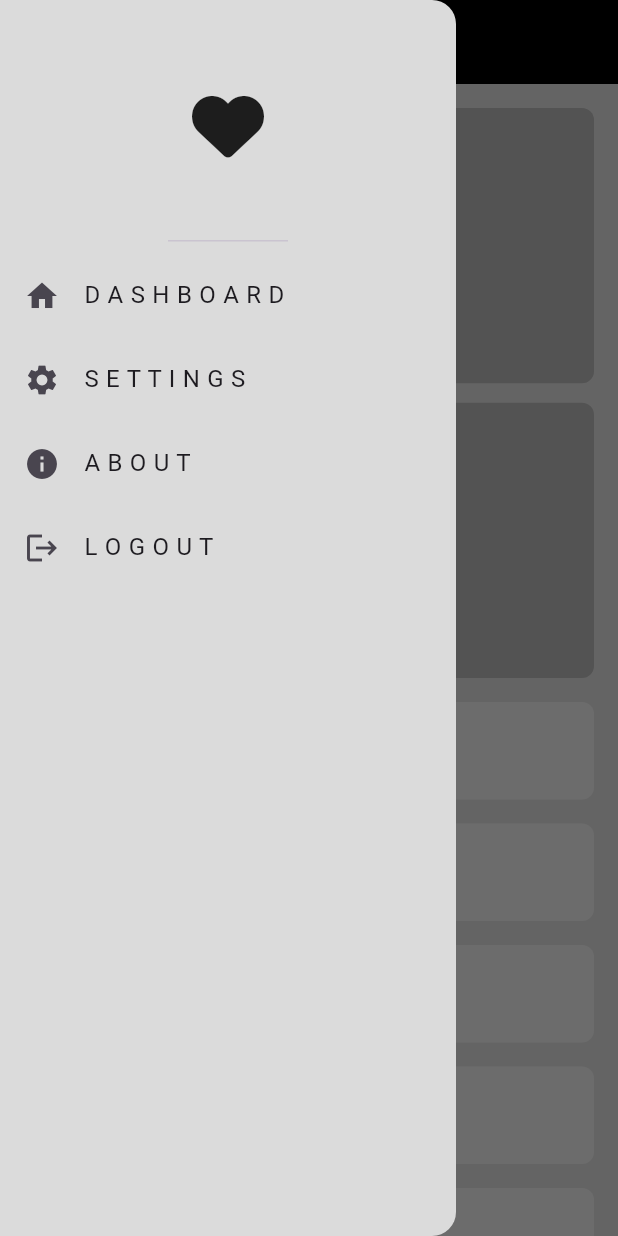
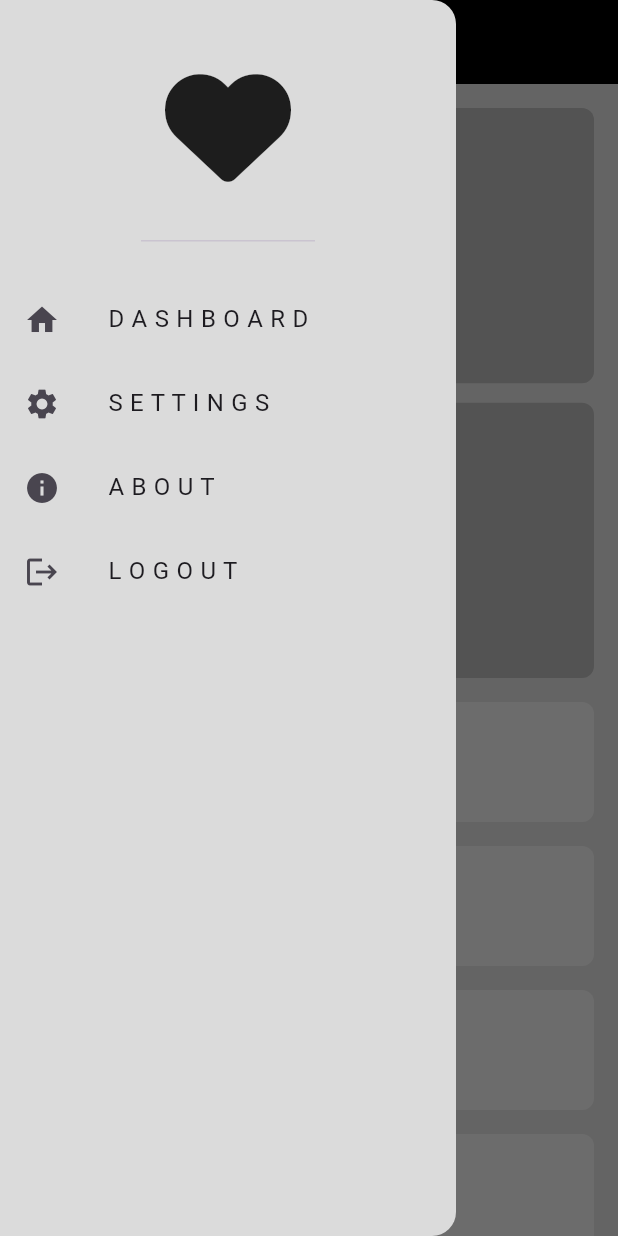
Before and after one commit to AbdulwahabJ/Responsive-Mobile-App, a Flutter app: the screen it shows after launch, after a tap on the "menu" icon, on a phone screen of 412 x 824 dp. Run offline on Flutter 3.47's test engine with Material 3 defaults, Android fonts, the phone set to English and light mode, and no system bars; our stand-ins replace font_awesome_flutter.

Commit message:
finishing mobile ,tablet,desktop Screens& refactor code

```diff
--- a/lib/view/home_view.dart
+++ b/lib/view/home_view.dart
@@ -14,13 +14,13 @@ class _HomeViewState extends State<HomeView> {
   GlobalKey<ScaffoldState> scaffoldkey = GlobalKey();
   //
   @override
-
   Widget build(BuildContext context) {
     return Scaffold(
       key: scaffoldkey,
       drawer: const CustomDrawer(),
       backgroundColor: const Color(0xffDBDBDB),
-      appBar: AppBar(
+      appBar: MediaQuery.sizeOf(context).width - 32 < 900
+          ? AppBar(
               backgroundColor: Colors.black,
               leading: GestureDetector(
                 onTap: () {
@@ -31,7 +31,8 @@ class _HomeViewState extends State<HomeView> {
                   color: Colors.white,
                 ),
               ),
-      ),
+            )
+          : null,
       body: const HomeViewBody(),
     );
   }
--- /dev/null
+++ b/lib/view/widgets/adaptive_layout.dart
@@ -0,0 +1,25 @@
+import 'package:flutter/material.dart';
+
+class AdaptiveLayout extends StatelessWidget {
+  const AdaptiveLayout(
+      {super.key,
+      required this.mobileLayout,
+      required this.tabletLayout,
+      required this.desktopLayout});
+
+  final Widget mobileLayout, tabletLayout, desktopLayout;
+  @override
+  Widget build(BuildContext context) {
+    return LayoutBuilder(
+      builder: (context, constraints) {
+        if (constraints.maxWidth < 600) {
+          return mobileLayout;
+        } else if (constraints.maxWidth < 900) {
+          return tabletLayout;
+        } else {
+          return desktopLayout;
+        }
+      },
+    );
+  }
+}
--- a/lib/view/widgets/custom_drawer.dart
+++ b/lib/view/widgets/custom_drawer.dart
@@ -29,14 +29,16 @@ class CustomDrawer extends StatelessWidget {
   Widget build(BuildContext context) {
     return Drawer(
       backgroundColor: const Color(0xffDBDBDB),
+      elevation: 0,
       child: Column(
         children: [
           const DrawerHeader(
             child: Icon(
               FontAwesomeIcons.solidHeart,
-              size: 48,
+              size: 84,
             ),
           ),
+          const SizedBox(height: 16),
           CustomItemDrawerListView(items: items)
         ],
       ),
--- a/lib/view/widgets/custom_drawer_item.dart
+++ b/lib/view/widgets/custom_drawer_item.dart
@@ -12,7 +12,14 @@ class CustomDrawerItem extends StatelessWidget {
       leading: Icon(
         drawerItemModel.icon,
       ),
-      title: Text(drawerItemModel.title),
+      title: Padding(
+        padding: const EdgeInsets.only(left: 16.0),
+        child: FittedBox(
+          alignment: Alignment.centerLeft,
+          fit: BoxFit.scaleDown,
+          child: Text(drawerItemModel.title),
+        ),
+      ),
     );
   }
 }
--- a/lib/view/widgets/custom_item.dart
+++ b/lib/view/widgets/custom_item.dart
@@ -3,13 +3,14 @@ import 'package:flutter/material.dart';
 class CustomItem extends StatelessWidget {
   const CustomItem({
     super.key,
+    this.color,
   });
-
+  final Color? color;
   @override
   Widget build(BuildContext context) {
     return Container(
       decoration: BoxDecoration(
-        color: const Color(0xffB4B4B4),
+        color: color ?? const Color(0xffB4B4B4),
         borderRadius: BorderRadius.circular(8),
       ),
     );
--- a/lib/view/widgets/custom_item2.dart
+++ b/lib/view/widgets/custom_item2.dart
@@ -6,7 +6,7 @@ class CustomItem2 extends StatelessWidget {
   @override
   Widget build(BuildContext context) {
     return Container(
-      height: 65,
+      height: 80,
       decoration: BoxDecoration(
         color: const Color(0xffECECEC),
         borderRadius: BorderRadius.circular(8),
--- a/lib/view/widgets/custom_list.dart
+++ b/lib/view/widgets/custom_list.dart
@@ -8,7 +8,7 @@ class CustomList extends StatelessWidget {
   Widget build(BuildContext context) {
     return SliverToBoxAdapter(
       child: SizedBox(
-        height: 100,
+        height: 150,
         child: ListView.builder(
           itemCount: 15,
           shrinkWrap: true,
--- a/lib/view/widgets/custom_list_view.dart
+++ b/lib/view/widgets/custom_list_view.dart
@@ -8,12 +8,12 @@ class CustomSliverListView extends StatelessWidget {
   Widget build(BuildContext context) {
     return SliverList.builder(
       itemBuilder: (context, index) {
-        return  const Padding(
+        return const Padding(
           padding: EdgeInsets.only(top: 16),
           child: CustomItem2(),
         );
       },
-      itemCount: 5,
+      itemCount: 20,
     );
   }
 }
--- a/lib/view/widgets/home_view_body.dart
+++ b/lib/view/widgets/home_view_body.dart
@@ -1,8 +1,8 @@
 import 'package:flutter/cupertino.dart';
 import 'package:flutter/material.dart';
 import 'package:flutter/widgets.dart';
-import 'package:responsive_app/view/widgets/custom_list_view.dart';
-import 'package:responsive_app/view/widgets/custom_sliver_gride.dart';
+import 'package:responsive_app/view/widgets/adaptive_layout.dart';
+import 'package:responsive_app/view/widgets/desktop_layout.dart';
 import 'package:responsive_app/view/widgets/mobile_layout.dart';
 import 'package:responsive_app/view/widgets/tablet_layout.dart';
 
@@ -11,16 +11,13 @@ class HomeViewBody extends StatelessWidget {
 
   @override
   Widget build(BuildContext context) {
-    return Padding(
-      padding: const EdgeInsets.symmetric(horizontal: 16),
-      child: LayoutBuilder(
-        builder: (context, constraints) {
-          if (constraints.maxWidth > 600) {
-            return const TabletLayout();
-          } else {
-            return const MobileLayout();
-          }
-        },
+    return const Padding(
+      padding: EdgeInsets.symmetric(horizontal: 16),
+      //
+      child: AdaptiveLayout(
+        mobileLayout: MobileLayout(),
+        tabletLayout: TabletLayout(),
+        desktopLayout: DesktopLayout(),
       ),
     );
   }
```
Also changed, not shown: lib/view/widgets/custom_desktop_widget.dart (added, +25 -0 lines), lib/view/widgets/desktop_layout.dart (added, +30 -0 lines). Lines whose indentation alone changed are shown as unchanged.
